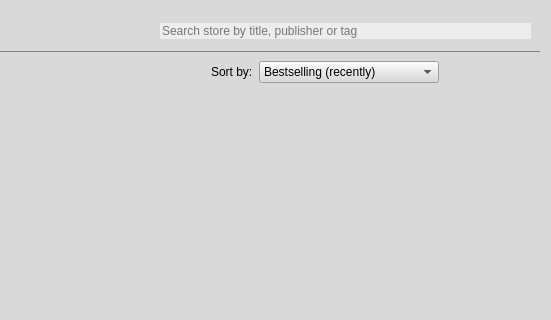
Before: the Qt Designer form pages/allgamespage.ui in pamugk/nebulae-qt, drawn with Qt 5; both pictures show x 249 to 800 and y 0 to 320 of the 800 by 600 pixel window.
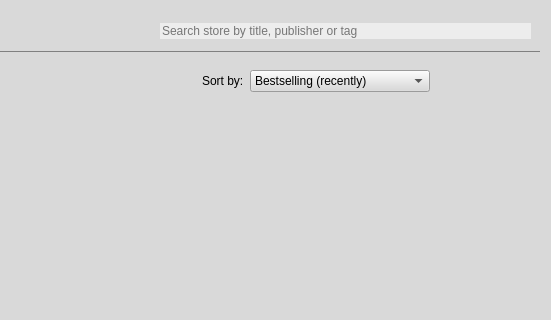
After: the same form once the commit is applied. The open tabs and pages were chosen to show the change. Icons and pictures are not drawn.

The edit to the form file:
```diff
--- a/pages/allgamespage.ui
+++ b/pages/allgamespage.ui
@@ -102,7 +102,8 @@
      <widget class="QWidget" name="resultsPage">
       <layout class="QVBoxLayout" name="resultsPageLayout">
        <item>
-        <layout class="QHBoxLayout" name="resultsHeader">
+        <widget class="QWidget" name="resultsHeader" native="true">
+         <layout class="QHBoxLayout" name="resultsHeaderLayout">
          <item>
           <widget class="QLabel" name="pagesLabel">
            <property name="text">
@@ -219,6 +220,7 @@
           </widget>
          </item>
         </layout>
+        </widget>
        </item>
        <item>
         <widget class="QScrollArea" name="resultsScrollArea">
@@ -237,7 +239,7 @@
             <x>0</x>
             <y>0</y>
             <width>373</width>
-            <height>452</height>
+            <height>484</height>
            </rect>
           </property>
           <layout class="QVBoxLayout" name="resultsScrollAreaLayout">
```
Left out of the diff: 58 changed lines with no effect on the pictures. Lines whose indentation alone changed are shown as unchanged.
